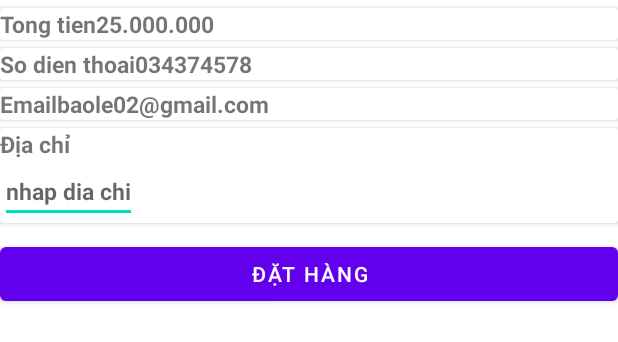
After one commit to baold02/AppQuanTriBanHangAndroidJava, an Android app: the layout activity_pay_immediately.xml on its own in the app's theme, with its tools: preview values and no code run, on a phone screen of 412 x 824 dp. The commit adds this screen. Shown: the top 342 px of the screen. Run offline under Robolectric (Android 15) with nearby library versions, the phone set to English and light mode, and no system bars.

Commit message:
payment product

```diff
--- a/app/build.gradle
+++ b/app/build.gradle
@@ -52,4 +52,6 @@ dependencies {
     implementation 'org.greenrobot:eventbus:3.3.1'
 
     implementation 'io.github.pilgr:paperdb:2.7.2'
+    implementation 'com.google.code.gson:gson:2.10.1'
+
 }
--- a/app/src/main/java/com/example/appbanhangandroidjava/Utils/Utils.java
+++ b/app/src/main/java/com/example/appbanhangandroidjava/Utils/Utils.java
@@ -6,7 +6,7 @@ import com.example.appbanhangandroidjava.models.User;
 import java.util.List;
 
 public class Utils {
-    public static final String BASE_URL ="http://192.168.0.105/banHang/";
+    public static final String BASE_URL ="http://192.168.0.103/banHang/";
     public static List<GioHang> mangGioHang;
     public static User user_current = new User();
 }
--- /dev/null
+++ b/app/src/main/res/layout/activity_pay_immediately.xml
@@ -0,0 +1,132 @@
+<?xml version="1.0" encoding="utf-8"?>
+<LinearLayout xmlns:android="http://schemas.android.com/apk/res/android"
+    xmlns:app="http://schemas.android.com/apk/res-auto"
+    xmlns:tools="http://schemas.android.com/tools"
+    android:layout_width="match_parent"
+    android:layout_height="match_parent"
+    android:orientation="vertical"
+    android:id="@+id/layout1"
+    tools:context=".Screens.PayImmediatelyActivity">
+
+    <androidx.cardview.widget.CardView
+        android:layout_marginTop="5dp"
+        android:layout_width="match_parent"
+        android:elevation="8dp"
+        android:layout_height="wrap_content">
+    <LinearLayout
+        android:orientation="horizontal"
+        android:layout_width="match_parent"
+        android:layout_height="wrap_content">
+        <TextView
+            android:text="Tong tien"
+            android:textSize="15sp"
+            android:textStyle="bold"
+            android:layout_width="wrap_content"
+            android:layout_height="wrap_content"/>
+
+        <TextView
+            android:id="@+id/tvSumprice"
+            android:text="25.000.000"
+            android:textSize="15sp"
+            android:textStyle="bold"
+            android:layout_width="wrap_content"
+            android:layout_height="wrap_content"/>
+    </LinearLayout>
+        <View
+            android:layout_width="match_parent"
+            android:layout_height="3dp"/>
+    </androidx.cardview.widget.CardView>
+    <androidx.cardview.widget.CardView
+        android:layout_marginTop="5dp"
+        android:layout_width="match_parent"
+        android:elevation="8dp"
+        android:layout_height="wrap_content">
+        <LinearLayout
+            android:orientation="horizontal"
+            android:layout_width="match_parent"
+            android:layout_height="wrap_content">
+            <TextView
+                android:text="So dien thoai"
+                android:textSize="15sp"
+                android:textStyle="bold"
+                android:layout_width="wrap_content"
+                android:layout_height="wrap_content"/>
+
+            <TextView
+                android:id="@+id/tvPhone"
+                android:text="034374578"
+                android:textSize="15sp"
+                android:textStyle="bold"
+                android:layout_width="wrap_content"
+                android:layout_height="wrap_content"/>
+        </LinearLayout>
+        <View
+            android:layout_width="match_parent"
+            android:layout_height="3dp"/>
+    </androidx.cardview.widget.CardView>
+    <androidx.cardview.widget.CardView
+        android:layout_marginTop="5dp"
+        android:layout_width="match_parent"
+        android:elevation="8dp"
+        android:layout_height="wrap_content">
+        <LinearLayout
+            android:orientation="horizontal"
+            android:layout_width="match_parent"
+            android:layout_height="wrap_content">
+            <TextView
+                android:text="Email"
+                android:textSize="15sp"
+                android:textStyle="bold"
+                android:layout_width="wrap_content"
+                android:layout_height="wrap_content"/>
+
+            <TextView
+                android:id="@+id/tvEmail"
+                android:text="baole02@gmail.com"
+                android:textSize="15sp"
+                android:textStyle="bold"
+                android:layout_width="wrap_content"
+                android:layout_height="wrap_content"/>
+        </LinearLayout>
+        <View
+            android:layout_width="match_parent"
+            android:layout_height="3dp"/>
+    </androidx.cardview.widget.CardView>
+
+    <androidx.cardview.widget.CardView
+        android:layout_marginTop="5dp"
+        android:layout_width="match_parent"
+        android:elevation="8dp"
+        android:layout_height="wrap_content">
+        <LinearLayout
+            android:orientation="vertical"
+            android:layout_width="match_parent"
+            android:layout_height="wrap_content">
+            <TextView
+                android:text="Địa chỉ"
+                android:textSize="15sp"
+                android:textStyle="bold"
+                android:layout_width="wrap_content"
+                android:layout_height="wrap_content"/>
+
+            <EditText
+                android:id="@+id/edtLocation"
+                android:hint="nhap dia chi"
+                android:textSize="15sp"
+                android:textStyle="bold"
+                android:layout_width="wrap_content"
+                android:layout_height="wrap_content"/>
+        </LinearLayout>
+        <View
+            android:layout_width="match_parent"
+            android:layout_height="3dp"/>
+    </androidx.cardview.widget.CardView>
+
+    <Button
+        android:id="@+id/btnDatHang"
+        android:text="Đặt hàng"
+        android:layout_marginTop="10dp"
+        android:layout_width="match_parent"
+        android:layout_height="wrap_content"/>
+
+</LinearLayout>
```
Also changed, not shown: app/src/main/AndroidManifest.xml (+6 -5 lines), app/src/main/java/com/example/appbanhangandroidjava/Screens/CartActivity.java (+15 -2 lines), app/src/main/java/com/example/appbanhangandroidjava/Screens/DetailsProductActivity.java (+4 -4 lines), app/src/main/java/com/example/appbanhangandroidjava/Screens/PayImmediatelyActivity.java (added, +100 -0 lines), app/src/main/java/com/example/appbanhangandroidjava/Screens/SignupActivity.java (+38 -18 lines), app/src/main/java/com/example/appbanhangandroidjava/retrofits/APIBanHang.java (+12 -0 lines), app/src/main/res/layout/activity_cart.xml (+4 -3 lines).
